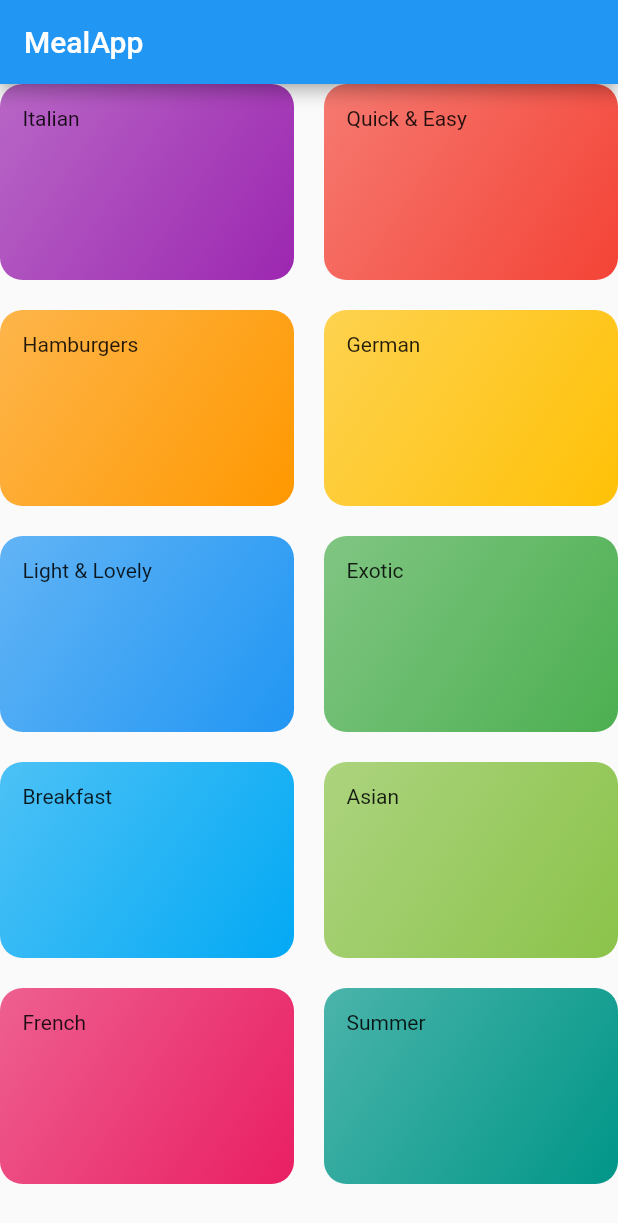
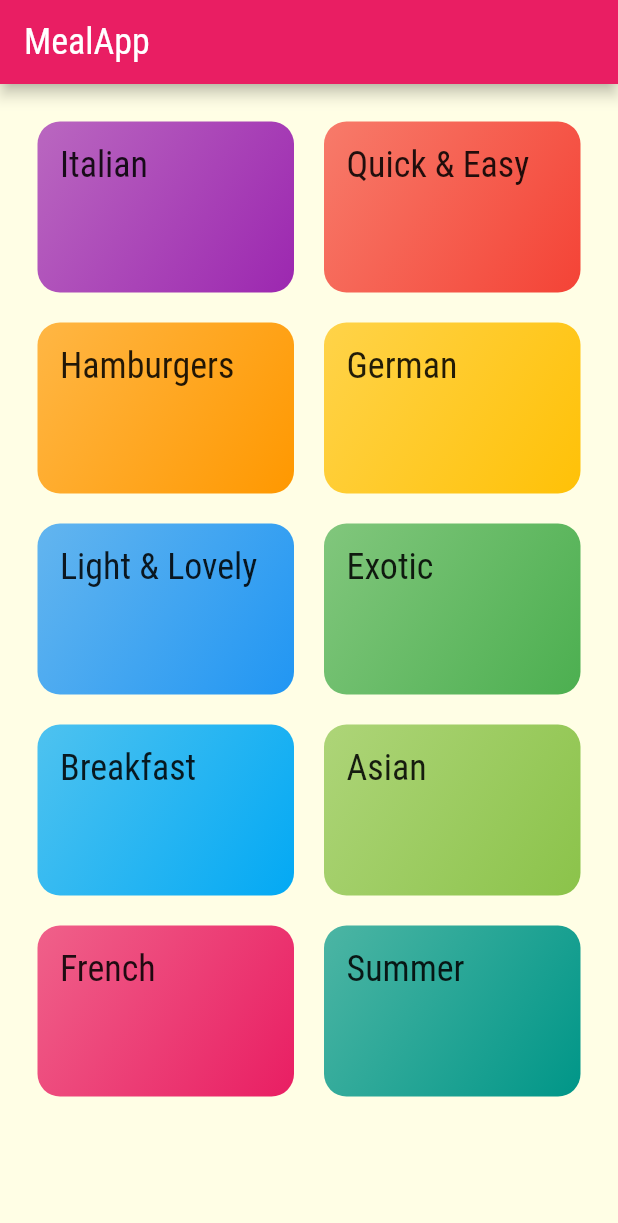
Before and after one commit to psieczkowska/meal_app, a Flutter app: the screen it shows after launch, on a phone screen of 412 x 824 dp. Shown: the top 1223 px of the screen. Run offline on Flutter 3.47's test engine with Material 2 defaults, Android fonts, the phone set to English and light mode, and no system bars.

Commit message:
Add styling

```diff
--- a/lib/categories_screen.dart
+++ b/lib/categories_screen.dart
@@ -9,6 +9,7 @@ class CategoriesScreen extends StatelessWidget {
   Widget build(BuildContext context) {
     return Scaffold(
       body: GridView(
+        padding: const EdgeInsets.all(25),
         gridDelegate: SliverGridDelegateWithMaxCrossAxisExtent(
           maxCrossAxisExtent: 200,
           childAspectRatio: 3 / 2,
--- a/lib/category_item.dart
+++ b/lib/category_item.dart
@@ -9,7 +9,10 @@ class CategoryItem extends StatelessWidget {
   Widget build(BuildContext context) {
     return Container(
       padding: const EdgeInsets.all(15),
-      child: Text(title),
+      child: Text(
+        title,
+        style: Theme.of(context).textTheme.headline6,
+      ),
       decoration: BoxDecoration(
         gradient: LinearGradient(
           colors: [color.withOpacity(0.7), color],
--- a/lib/main.dart
+++ b/lib/main.dart
@@ -9,7 +9,21 @@ class MyApp extends StatelessWidget {
     return MaterialApp(
       title: 'DeliMeals',
       theme: ThemeData(
-        primarySwatch: Colors.blue,
+        primarySwatch: Colors.pink,
+        canvasColor: Color.fromRGBO(255, 254, 229, 1),
+        fontFamily: 'Raleway',
+        textTheme: ThemeData.light().textTheme.copyWith(
+              bodyText1: TextStyle(
+                color: Color.fromRGBO(20, 51, 51, 1),
+              ),
+              bodyText2: TextStyle(
+                color: Color.fromARGB(255, 20, 30, 51),
+              ),
+              headline6: TextStyle(
+                fontSize: 24,
+                fontFamily: 'RobotoCondensed',
+              ),
+            ),
       ),
       home: CategoriesScreen(),
     );
```
Also changed, not shown: pubspec.yaml (+19 -12 lines), assets/fonts/Raleway-Black.ttf (added), assets/fonts/Raleway-Bold.ttf (added), assets/fonts/Raleway-Regular.ttf (added), assets/fonts/RobotoCondensed-Bold.ttf (added), assets/fonts/RobotoCondensed-Italic.ttf (added), assets/fonts/RobotoCondensed-Light.ttf (added), assets/fonts/RobotoCondensed-Regular.ttf (added).
